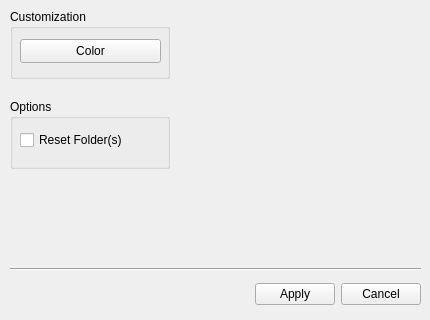
Above: src/mainwindow.ui from ecoates2/folco before the change; both pictures show x 0 to 430 and y 210 to 530 of the 430 by 530 pixel window. Below: the same form after it.
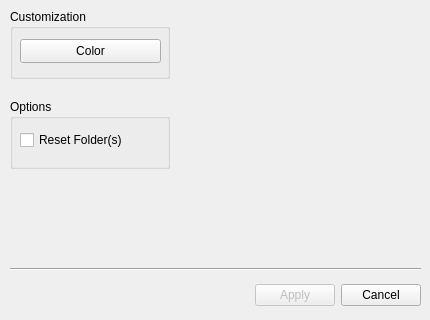
That is the form after the change.

```diff
--- a/src/mainwindow.ui
+++ b/src/mainwindow.ui
@@ -23,7 +23,7 @@
       <x>10</x>
       <y>470</y>
       <width>411</width>
-      <height>31</height>
+      <height>32</height>
      </rect>
     </property>
     <layout class="QHBoxLayout" name="finalizeLayout">
@@ -42,6 +42,9 @@
      </item>
      <item>
       <widget class="QPushButton" name="applyButton">
+       <property name="enabled">
+        <bool>false</bool>
+       </property>
        <property name="text">
         <string>Apply</string>
        </property>
```
Left out of the diff: 2 changed lines with no effect on the pictures.
